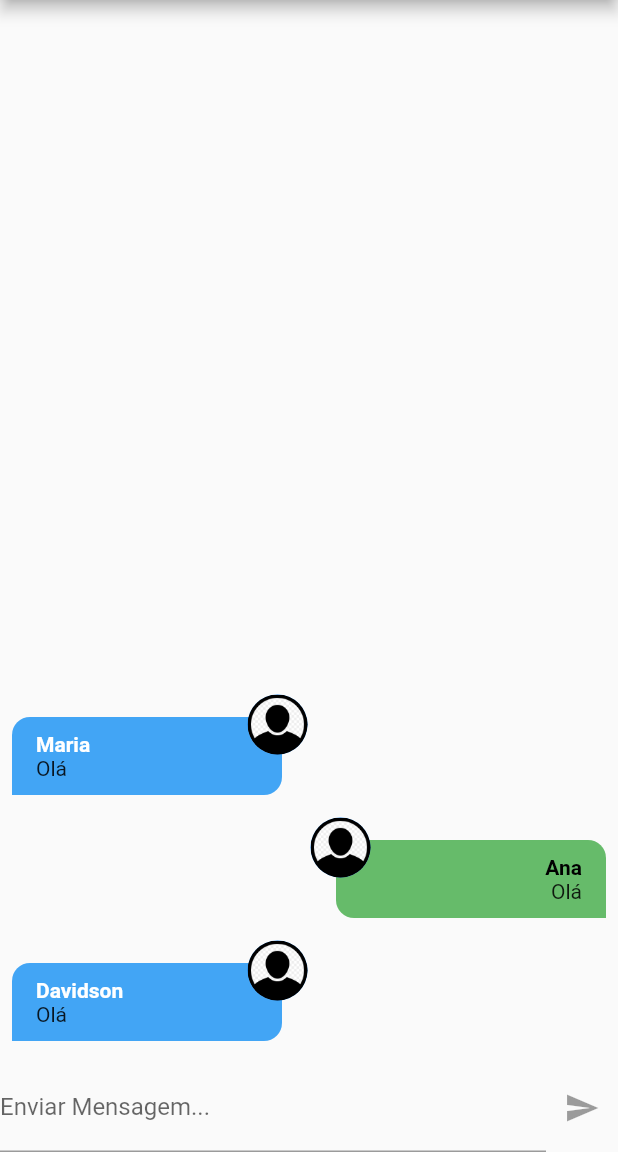
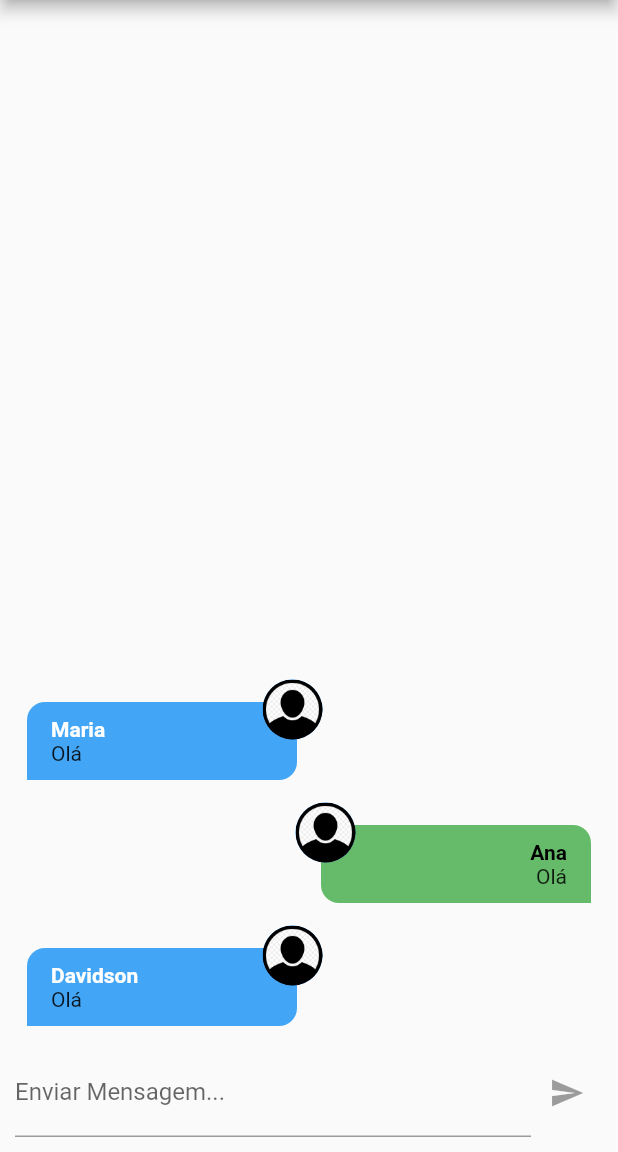
Before and after one commit to Davidson031/AplicacaoChatFlutter, a Flutter app: the screen it shows after launch, on a phone screen of 412 x 824 dp, the part 84-1236 px from its top. Run offline on Flutter 3.47's test engine with Material 2 defaults, Android fonts, the phone set to English and light mode, and no system bars; our stand-ins replace image_picker; accounts and stored records are empty.

Commit message:
Padding e NotifyListeners corrigidos

```diff
--- a/lib/core/services/notification/push_notification_service.dart
+++ b/lib/core/services/notification/push_notification_service.dart
@@ -15,5 +15,6 @@ class PushNotificationService with ChangeNotifier {
 
   void remove(int i){
     _items.removeAt(i);
+    notifyListeners();
   }
 }
--- a/lib/main.dart
+++ b/lib/main.dart
@@ -1,7 +1,5 @@
 import 'package:chat/core/services/notification/push_notification_service.dart';
 import 'package:chat/screens/auth_or_app_page.dart';
-import 'package:chat/screens/auth_page.dart';
-import 'package:chat/screens/loading_page.dart';
 import 'package:flutter/material.dart';
 import 'package:provider/provider.dart';
 
@@ -12,7 +10,6 @@ void main() {
 class MyApp extends StatelessWidget {
   const MyApp({super.key});
 
-  // This widget is the root of your application.
   @override
   Widget build(BuildContext context) {
     return MultiProvider(
--- a/lib/screens/chat_page.dart
+++ b/lib/screens/chat_page.dart
@@ -46,6 +46,8 @@ class ChatPage extends StatelessWidget {
         ],
       ),
       body: SafeArea(
+        child: Padding(
+          padding: const EdgeInsets.all(10),
           child: Column(
             children: [
               Expanded(
@@ -55,6 +57,7 @@ class ChatPage extends StatelessWidget {
             ],
           ),
         ),
+      ),
     );
   }
 }
```
Lines whose indentation alone changed are shown as unchanged.
